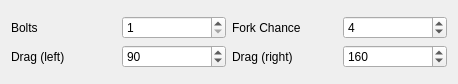
Before: the Qt Designer form src/widget/animation/lightninganimationcontrol.ui in 8bitbuddhist/PixelMaestro-Studio, drawn with Qt 5.
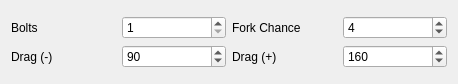
After: the same form once the commit is applied.

```diff
--- a/src/widget/animation/lightninganimationcontrol.ui
+++ b/src/widget/animation/lightninganimationcontrol.ui
@@ -96,7 +96,7 @@
      <item row="1" column="0">
       <widget class="QLabel" name="label_3">
        <property name="text">
-        <string>Drag (left)</string>
+        <string>Drag (-)</string>
        </property>
       </widget>
      </item>
@@ -119,7 +119,7 @@
      <item row="1" column="2">
       <widget class="QLabel" name="label">
        <property name="text">
-        <string>Drag (right)</string>
+        <string>Drag (+)</string>
        </property>
       </widget>
      </item>
```
Left out of the diff: 12 changed lines with no effect on the pictures.
